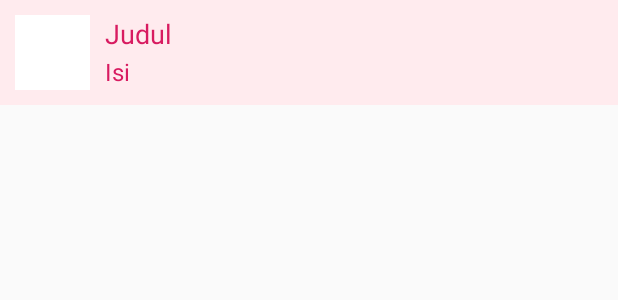
After one commit to jaballogian/SGmSatu, an Android app: the layout list_info.xml on its own in the app's theme, with its tools: preview values and no code run, on a phone screen of 412 x 824 dp. The commit adds this screen. Shown: the top 300 px of the screen. Run offline under Robolectric (Android 15) with nearby library versions, the phone set to English and light mode, and no system bars.

Commit message:
semua fitur kecuali fitur beranda udah ada list yang bisa diakses fitur profilku, fitur chat, dan fitur notifikasi

```diff
--- a/app/src/main/java/com/example/jaballogian/sgmsatu/PesanFragment.java
+++ b/app/src/main/java/com/example/jaballogian/sgmsatu/PesanFragment.java
@@ -7,6 +7,8 @@ import android.support.v4.app.Fragment;
 import android.view.LayoutInflater;
 import android.view.View;
 import android.view.ViewGroup;
+import android.widget.ImageButton;
+import android.widget.ListView;
 import android.widget.Toast;
 
 
@@ -67,6 +69,10 @@ public class PesanFragment extends Fragment {
         // Inflate the layout for this fragment
         View view = inflater.inflate(R.layout.fragment_pesan, container, false);
 
+        ImageButton troli = (ImageButton) view.findViewById(R.id.troliImageButtonPesanFragment);
+
+        ListView listChat = (ListView) view.findViewById(R.id.listPesanListViewPesanFragment);
+
         return view;
     }
 
--- /dev/null
+++ b/app/src/main/res/layout/list_info.xml
@@ -0,0 +1,43 @@
+<?xml version="1.0" encoding="utf-8"?>
+<LinearLayout
+    xmlns:android="http://schemas.android.com/apk/res/android"
+    android:layout_width="match_parent"
+    android:layout_height="70dp"
+    android:orientation="horizontal"
+    android:background="@color/pink">
+
+    <ImageView
+        android:id="@+id/gambarImageViewListInfo"
+        android:layout_width="50dp"
+        android:layout_height="50dp"
+        android:layout_gravity="center_vertical"
+        android:src="@color/white"
+        android:layout_marginLeft="10dp"/>
+
+    <LinearLayout
+        android:layout_width="match_parent"
+        android:layout_height="wrap_content"
+        android:orientation="vertical"
+        android:layout_margin="10dp">
+
+        <TextView
+            android:id="@+id/judulTextViewListInfo"
+            android:layout_width="match_parent"
+            android:layout_height="25dp"
+            android:text="Judul"
+            android:textSize="18sp"
+            android:gravity="center_vertical"
+            android:textColor="@color/colorAccent"/>
+
+        <TextView
+            android:id="@+id/isiTextViewListInfo"
+            android:layout_width="match_parent"
+            android:layout_height="25dp"
+            android:text="Isi"
+            android:textSize="16sp"
+            android:gravity="center_vertical"
+            android:textColor="@color/colorAccent"/>
+
+    </LinearLayout>
+
+</LinearLayout>
--- a/app/src/main/res/values/colors.xml
+++ b/app/src/main/res/values/colors.xml
@@ -7,4 +7,5 @@
     <color name="white">#ffffff</color>
     <color name="black">#000000</color>
     <color name="pink">#ffebee</color>
+    <color name="gray600">#757575</color>
 </resources>
```
Also changed, not shown: app/src/main/java/com/example/jaballogian/sgmsatu/ListInfo.java (added, +32 -0 lines), app/src/main/java/com/example/jaballogian/sgmsatu/ListInfoAdapter.java (added, +73 -0 lines), app/src/main/java/com/example/jaballogian/sgmsatu/NotifikasiFragment.java (+8 -0 lines), app/src/main/res/drawable/ic_shopping_cart_white_36dp.xml (added, +9 -0 lines), app/src/main/res/layout/fragment_notifikasi.xml (+37 -3 lines), app/src/main/res/layout/fragment_pesan.xml (+35 -3 lines).
